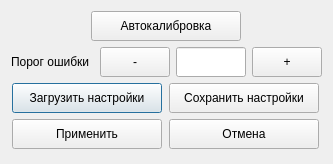
Old version of the form gui/settings.ui in the repository EPC-MSU/EPLab.
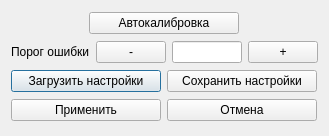
New version of the form.

What changed in the file:
```diff
--- a/gui/settings.ui
+++ b/gui/settings.ui
@@ -6,8 +6,8 @@
    <rect>
     <x>0</x>
     <y>0</y>
-    <width>333</width>
-    <height>164</height>
+    <width>326</width>
+    <height>136</height>
    </rect>
   </property>
   <property name="sizePolicy">
@@ -28,13 +28,13 @@
      <property name="minimumSize">
       <size>
        <width>150</width>
-       <height>30</height>
+       <height>0</height>
       </size>
      </property>
      <property name="maximumSize">
       <size>
        <width>150</width>
-       <height>30</height>
+       <height>16777215</height>
       </size>
      </property>
      <property name="text">
@@ -67,13 +67,13 @@
          <property name="minimumSize">
           <size>
            <width>70</width>
-           <height>30</height>
+           <height>0</height>
           </size>
          </property>
          <property name="maximumSize">
           <size>
            <width>70</width>
-           <height>30</height>
+           <height>16777215</height>
           </size>
          </property>
          <property name="text">
@@ -95,13 +95,13 @@
          <property name="minimumSize">
           <size>
            <width>70</width>
-           <height>30</height>
+           <height>0</height>
           </size>
          </property>
          <property name="maximumSize">
           <size>
            <width>70</width>
-           <height>30</height>
+           <height>16777215</height>
           </size>
          </property>
         </widget>
@@ -111,13 +111,13 @@
          <property name="minimumSize">
           <size>
            <width>70</width>
-           <height>30</height>
+           <height>0</height>
           </size>
          </property>
          <property name="maximumSize">
           <size>
            <width>70</width>
-           <height>30</height>
+           <height>16777215</height>
           </size>
          </property>
          <property name="text">
@@ -142,13 +142,13 @@
        <property name="minimumSize">
         <size>
          <width>150</width>
-         <height>30</height>
+         <height>0</height>
         </size>
        </property>
        <property name="maximumSize">
         <size>
          <width>150</width>
-         <height>30</height>
+         <height>16777215</height>
         </size>
        </property>
        <property name="text">
@@ -161,13 +161,13 @@
        <property name="minimumSize">
         <size>
          <width>150</width>
-         <height>30</height>
+         <height>0</height>
         </size>
        </property>
        <property name="maximumSize">
         <size>
          <width>150</width>
-         <height>30</height>
+         <height>16777215</height>
         </size>
        </property>
        <property name="text">
@@ -184,13 +184,13 @@
        <property name="minimumSize">
         <size>
          <width>150</width>
-         <height>30</height>
+         <height>0</height>
         </size>
        </property>
        <property name="maximumSize">
         <size>
          <width>150</width>
-         <height>30</height>
+         <height>16777215</height>
         </size>
        </property>
        <property name="text">
@@ -203,13 +203,13 @@
        <property name="minimumSize">
         <size>
          <width>150</width>
-         <height>30</height>
+         <height>0</height>
         </size>
        </property>
        <property name="maximumSize">
         <size>
          <width>150</width>
-         <height>30</height>
+         <height>16777215</height>
         </size>
        </property>
        <property name="text">
```
